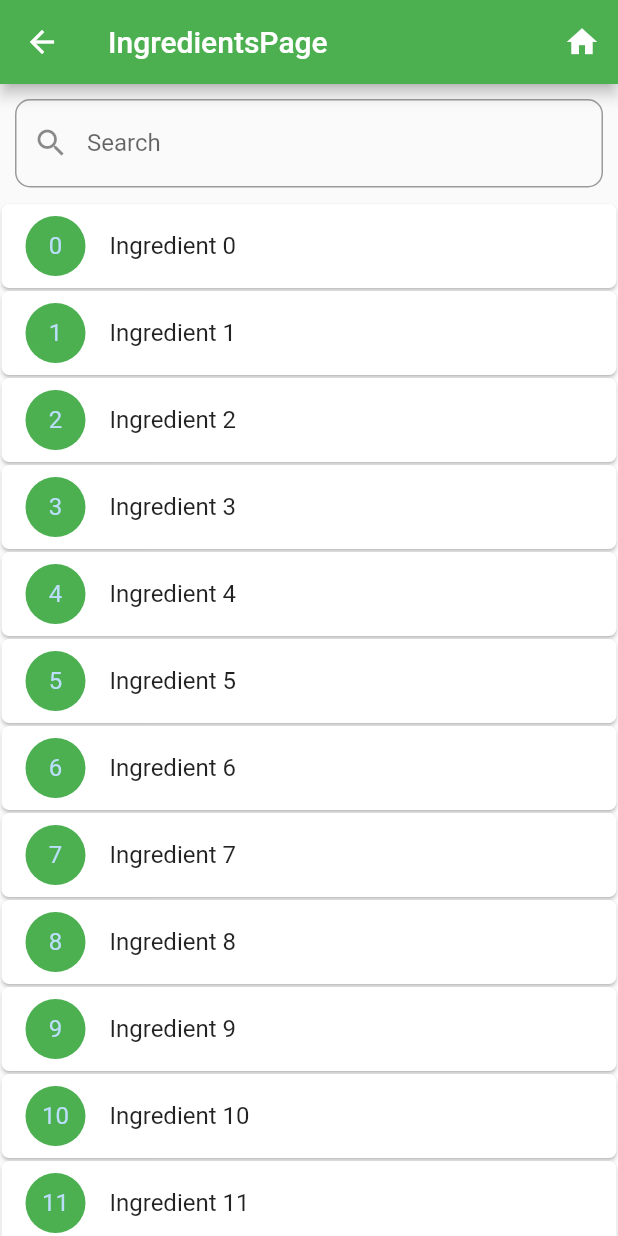
After one commit to SamueleBarbizzi/Flutter-doctors, a Flutter app: the HomePage screen opened directly, after a tap on "Ingredients", on a phone screen of 412 x 824 dp. The commit adds this screen. Run offline on Flutter 3.47's test engine with Material 2 defaults, Android fonts, the phone set to English and light mode, and no system bars; our stand-ins replace flutter_login, material_design_icons_flutter, shared_preferences; accounts and stored records are empty.

Commit message:
basic list; enlight selections; search bar

```diff
--- a/lib/screens/homepage.dart
+++ b/lib/screens/homepage.dart
@@ -4,6 +4,7 @@ import 'package:flutter/material.dart';
 import 'package:material_design_icons_flutter/material_design_icons_flutter.dart';
 import 'package:flutter_doctors/screens/loginpage.dart';
 import 'package:flutter_doctors/screens/infopage.dart';
+import 'package:flutter_doctors/screens/ingredientspage.dart';
 
 class HomePage extends StatelessWidget {
   const HomePage({Key? key}) : super(key: key);
@@ -20,12 +21,16 @@ class HomePage extends StatelessWidget {
           IconButton(
             icon: const Icon(Icons.info),
             tooltip: 'Info',
-            onPressed: () => _toInfoPage(context), //THIS HAS A BUG
+            onPressed: () => _toInfoPage(context),
           ),
         ],
       ),
-      body: const Center(
-          child: Text('login_flow'),
+      body: Center(
+          child:
+            ElevatedButton(
+              onPressed: () => _toIngredientsPage(context),
+              child: const Text('Ingredients')
+          ),
         ),
 
     );
@@ -36,4 +41,8 @@ class HomePage extends StatelessWidget {
     Navigator.of(context).push(MaterialPageRoute(builder: (context) => InfoPage()));
   }//_toInfoPage
 
+  void _toIngredientsPage(BuildContext context){
+    Navigator.of(context).pushReplacement(MaterialPageRoute(builder: (context) => const IngredientsPage()));
+  }//_toIngredientsPage
+
 } //HomePage
--- /dev/null
+++ b/lib/screens/ingredientspage.dart
@@ -0,0 +1,118 @@
+// ignore_for_file: depend_on_referenced_packages, library_private_types_in_public_api, avoid_print, unused_import
+
+import 'package:flutter/material.dart';
+import 'package:material_design_icons_flutter/material_design_icons_flutter.dart';
+import 'package:flutter_doctors/screens/mainnavigator.dart';
+
+class IngredientsPage extends StatefulWidget {
+  const IngredientsPage({Key? key}) : super(key: key);
+
+  static const routename = 'IngredientsPage';
+
+  @override
+  _IngredientsPageState createState() => _IngredientsPageState();
+}
+
+class _IngredientsPageState extends State<IngredientsPage> {
+  //List of ingredients
+  final List<Map> ingredients = List.generate(100,
+      (index) => {'id': index, 'name': 'Ingredient $index', 'isSelected': false});
+
+  List<Map> items = [];
+
+  // This controller will store the value of the search bar
+   TextEditingController editingController = TextEditingController();
+
+  @override
+  void initState() {
+    items = ingredients;
+    super.initState();
+  }
+
+  @override
+  Widget build(BuildContext context) {
+    print('${IngredientsPage.routename} built');
+    return Scaffold(
+      appBar: AppBar(
+        backgroundColor: Colors.green,
+        title: const Text(IngredientsPage.routename),
+        actions: [
+          IconButton(
+            icon: const Icon(Icons.home),
+            tooltip: 'Info',
+            onPressed: () => _toMainNavigator(context),
+          ),
+        ],
+      ),
+      body: Container(
+        child: Column(
+          children: <Widget>[
+            Padding(
+              padding: const EdgeInsets.all(10),
+              child: TextField(
+              onChanged: (value) {
+                _filterSearchResults(value);
+              },
+                controller: editingController,
+                decoration: const InputDecoration(
+                    labelText: "Search",
+                    hintText: "Name of the ingredient...",
+                    prefixIcon: Icon(Icons.search),
+                    border: OutlineInputBorder(
+                        borderRadius: BorderRadius.all(Radius.circular(10)))),
+              ),
+            ),
+            Expanded(
+              child:
+              ListView.builder(
+              shrinkWrap: true,
+              itemCount: items.length,
+              itemBuilder: (BuildContext ctx, index) {
+                return Card(
+                    key: ValueKey(items[index]['name']),
+                    margin: const EdgeInsets.all(1),
+                    shape: RoundedRectangleBorder(
+                        borderRadius: BorderRadius.circular(5)),
+
+                    // The color depends on this is selected or not
+                    color: items[index]['isSelected'] == true
+                        ? Colors.lightGreen
+                        : Colors.white,
+                    child: ListTile(
+                      onTap: () {
+                        // if this item isn't selected yet, "isSelected": false -> true
+                        // If this item already is selected: "isSelected": true -> false
+                        setState(() {
+                          items[index]['isSelected'] = !items[index]['isSelected'];
+                        });
+                      },
+                      leading: CircleAvatar(
+                          backgroundColor: Colors.green,
+                          child: Text(items[index]['id'].toString())),
+                      title: Text(items[index]['name']),
+                    ));
+              },
+            ),
+            ),
+          ],
+        ),
+      ),
+    );
+  } //build
+
+  void _filterSearchResults(String query) {
+  setState(() {
+    items = ingredients
+        .where((item) => item['name'].toLowerCase().contains(query.toLowerCase()))
+        .toList();
+    });
+  }
+
+
+  void _toMainNavigator(BuildContext context){
+    Navigator.of(context).pushReplacement(MaterialPageRoute(builder: (context) => const MainNavigator()));
+  }//_toHomePage
+
+
+
+} //HomePage
```
Also changed, not shown: pubspec.lock.
